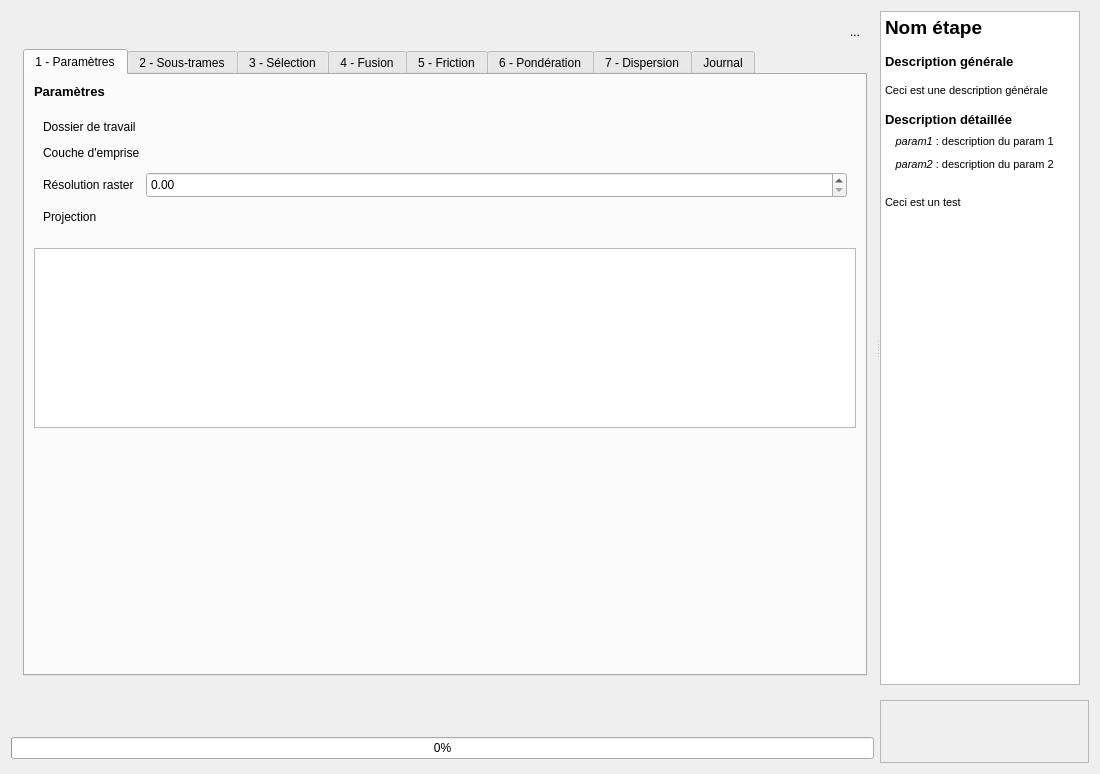
This is BioDispersal_dialog_base.ui in MathieuChailloux/BioDispersal as Qt 5 draws it before an edit. The edited form follows.
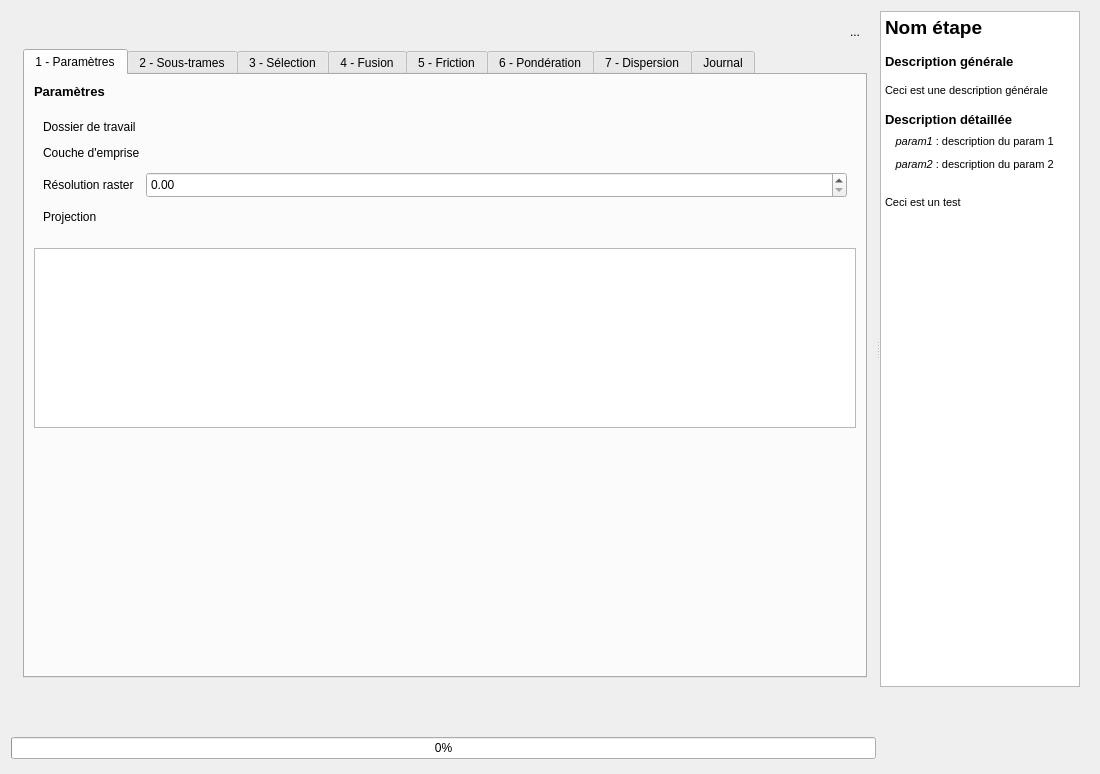
This is the edited form. Icons and pictures are not drawn. Custom widgets are drawn as their Qt base class.

Commit message: Fixing About display on Ubuntu

What changed in the file:
```diff
--- a/BioDispersal_dialog_base.ui
+++ b/BioDispersal_dialog_base.ui
@@ -76,8 +76,8 @@
            <rect>
             <x>0</x>
             <y>0</y>
-            <width>865</width>
-            <height>678</height>
+            <width>866</width>
+            <height>680</height>
            </rect>
           </property>
           <property name="sizePolicy">
@@ -4405,18 +4405,18 @@
           <string>&lt;!DOCTYPE HTML PUBLIC &quot;-//W3C//DTD HTML 4.0//EN&quot; &quot;http://www.w3.org/TR/REC-html40/strict.dtd&quot;&gt;
 &lt;html&gt;&lt;head&gt;&lt;meta name=&quot;qrichtext&quot; content=&quot;1&quot; /&gt;&lt;style type=&quot;text/css&quot;&gt;
 p, li { white-space: pre-wrap; }
-&lt;/style&gt;&lt;/head&gt;&lt;body style=&quot; font-family:'MS Shell Dlg 2'; font-size:8.25pt; font-weight:400; font-style:normal;&quot;&gt;
-&lt;p style=&quot; margin-top:0px; margin-bottom:0px; margin-left:0px; margin-right:0px; -qt-block-indent:0; text-indent:0px;&quot;&gt;&lt;span style=&quot; font-size:14pt; font-weight:600;&quot;&gt;Nom étape&lt;/span&gt;&lt;/p&gt;
-&lt;p style=&quot;-qt-paragraph-type:empty; margin-top:0px; margin-bottom:0px; margin-left:0px; margin-right:0px; -qt-block-indent:0; text-indent:0px; font-size:10pt; font-weight:600;&quot;&gt;&lt;br /&gt;&lt;/p&gt;
-&lt;p style=&quot; margin-top:0px; margin-bottom:0px; margin-left:0px; margin-right:0px; -qt-block-indent:0; text-indent:0px;&quot;&gt;&lt;span style=&quot; font-size:10pt; font-weight:600;&quot;&gt;Description générale&lt;/span&gt;&lt;/p&gt;
-&lt;p style=&quot;-qt-paragraph-type:empty; margin-top:0px; margin-bottom:0px; margin-left:0px; margin-right:0px; -qt-block-indent:0; text-indent:0px; font-size:10pt; font-weight:600;&quot;&gt;&lt;br /&gt;&lt;/p&gt;
-&lt;p style=&quot; margin-top:0px; margin-bottom:0px; margin-left:0px; margin-right:0px; -qt-block-indent:0; text-indent:0px;&quot;&gt;&lt;span style=&quot; font-size:8pt;&quot;&gt;Ceci est une description générale&lt;/span&gt;&lt;/p&gt;
-&lt;p style=&quot;-qt-paragraph-type:empty; margin-top:0px; margin-bottom:0px; margin-left:0px; margin-right:0px; -qt-block-indent:0; text-indent:0px; font-size:10pt; font-weight:600;&quot;&gt;&lt;br /&gt;&lt;/p&gt;
-&lt;p style=&quot; margin-top:0px; margin-bottom:0px; margin-left:0px; margin-right:0px; -qt-block-indent:0; text-indent:0px;&quot;&gt;&lt;span style=&quot; font-size:10pt; font-weight:600;&quot;&gt;Description détaillée&lt;/span&gt;&lt;/p&gt;
-&lt;p style=&quot; margin-top:0px; margin-bottom:0px; margin-left:0px; margin-right:0px; -qt-block-indent:0; text-indent:0px;&quot;&gt;&lt;span style=&quot; font-size:14pt; font-weight:600;&quot;&gt;  &lt;/span&gt;&lt;span style=&quot; font-size:8pt; font-style:italic;&quot;&gt;param1&lt;/span&gt;&lt;span style=&quot; font-size:8pt;&quot;&gt; : description du param 1&lt;/span&gt;&lt;/p&gt;
-&lt;p style=&quot; margin-top:0px; margin-bottom:0px; margin-left:0px; margin-right:0px; -qt-block-indent:0; text-indent:0px;&quot;&gt;&lt;span style=&quot; font-size:14pt; font-weight:600;&quot;&gt;  &lt;/span&gt;&lt;span style=&quot; font-size:8pt; font-style:italic;&quot;&gt;param2&lt;/span&gt;&lt;span style=&quot; font-size:8pt;&quot;&gt; : description du param 2&lt;/span&gt;&lt;/p&gt;
-&lt;p style=&quot;-qt-paragraph-type:empty; margin-top:0px; margin-bottom:0px; margin-left:0px; margin-right:0px; -qt-block-indent:0; text-indent:0px; font-size:14pt; font-weight:600;&quot;&gt;&lt;br /&gt;&lt;/p&gt;
-&lt;p style=&quot; margin-top:0px; margin-bottom:0px; margin-left:0px; margin-right:0px; -qt-block-indent:0; text-indent:0px;&quot;&gt;&lt;span style=&quot; font-size:8pt;&quot;&gt;Ceci est un test&lt;/span&gt;&lt;/p&gt;&lt;/body&gt;&lt;/html&gt;</string>
+&lt;/style&gt;&lt;/head&gt;&lt;body style=&quot; font-family:'Ubuntu'; font-size:11pt; font-weight:400; font-style:normal;&quot;&gt;
+&lt;p style=&quot; margin-top:0px; margin-bottom:0px; margin-left:0px; margin-right:0px; -qt-block-indent:0; text-indent:0px;&quot;&gt;&lt;span style=&quot; font-family:'MS Shell Dlg 2'; font-size:14pt; font-weight:600;&quot;&gt;Nom étape&lt;/span&gt;&lt;/p&gt;
+&lt;p style=&quot;-qt-paragraph-type:empty; margin-top:0px; margin-bottom:0px; margin-left:0px; margin-right:0px; -qt-block-indent:0; text-indent:0px; font-family:'MS Shell Dlg 2'; font-size:10pt; font-weight:600;&quot;&gt;&lt;br /&gt;&lt;/p&gt;
+&lt;p style=&quot; margin-top:0px; margin-bottom:0px; margin-left:0px; margin-right:0px; -qt-block-indent:0; text-indent:0px;&quot;&gt;&lt;span style=&quot; font-family:'MS Shell Dlg 2'; font-size:10pt; font-weight:600;&quot;&gt;Description générale&lt;/span&gt;&lt;/p&gt;
+&lt;p style=&quot;-qt-paragraph-type:empty; margin-top:0px; margin-bottom:0px; margin-left:0px; margin-right:0px; -qt-block-indent:0; text-indent:0px; font-family:'MS Shell Dlg 2'; font-size:10pt; font-weight:600;&quot;&gt;&lt;br /&gt;&lt;/p&gt;
+&lt;p style=&quot; margin-top:0px; margin-bottom:0px; margin-left:0px; margin-right:0px; -qt-block-indent:0; text-indent:0px;&quot;&gt;&lt;span style=&quot; font-family:'MS Shell Dlg 2'; font-size:8pt;&quot;&gt;Ceci est une description générale&lt;/span&gt;&lt;/p&gt;
+&lt;p style=&quot;-qt-paragraph-type:empty; margin-top:0px; margin-bottom:0px; margin-left:0px; margin-right:0px; -qt-block-indent:0; text-indent:0px; font-family:'MS Shell Dlg 2'; font-size:10pt; font-weight:600;&quot;&gt;&lt;br /&gt;&lt;/p&gt;
+&lt;p style=&quot; margin-top:0px; margin-bottom:0px; margin-left:0px; margin-right:0px; -qt-block-indent:0; text-indent:0px;&quot;&gt;&lt;span style=&quot; font-family:'MS Shell Dlg 2'; font-size:10pt; font-weight:600;&quot;&gt;Description détaillée&lt;/span&gt;&lt;/p&gt;
+&lt;p style=&quot; margin-top:0px; margin-bottom:0px; margin-left:0px; margin-right:0px; -qt-block-indent:0; text-indent:0px;&quot;&gt;&lt;span style=&quot; font-family:'MS Shell Dlg 2'; font-size:14pt; font-weight:600;&quot;&gt;  &lt;/span&gt;&lt;span style=&quot; font-family:'MS Shell Dlg 2'; font-size:8pt; font-style:italic;&quot;&gt;param1&lt;/span&gt;&lt;span style=&quot; font-family:'MS Shell Dlg 2'; font-size:8pt;&quot;&gt; : description du param 1&lt;/span&gt;&lt;/p&gt;
+&lt;p style=&quot; margin-top:0px; margin-bottom:0px; margin-left:0px; margin-right:0px; -qt-block-indent:0; text-indent:0px;&quot;&gt;&lt;span style=&quot; font-family:'MS Shell Dlg 2'; font-size:14pt; font-weight:600;&quot;&gt;  &lt;/span&gt;&lt;span style=&quot; font-family:'MS Shell Dlg 2'; font-size:8pt; font-style:italic;&quot;&gt;param2&lt;/span&gt;&lt;span style=&quot; font-family:'MS Shell Dlg 2'; font-size:8pt;&quot;&gt; : description du param 2&lt;/span&gt;&lt;/p&gt;
+&lt;p style=&quot;-qt-paragraph-type:empty; margin-top:0px; margin-bottom:0px; margin-left:0px; margin-right:0px; -qt-block-indent:0; text-indent:0px; font-family:'MS Shell Dlg 2'; font-size:14pt; font-weight:600;&quot;&gt;&lt;br /&gt;&lt;/p&gt;
+&lt;p style=&quot; margin-top:0px; margin-bottom:0px; margin-left:0px; margin-right:0px; -qt-block-indent:0; text-indent:0px;&quot;&gt;&lt;span style=&quot; font-family:'MS Shell Dlg 2'; font-size:8pt;&quot;&gt;Ceci est un test&lt;/span&gt;&lt;/p&gt;&lt;/body&gt;&lt;/html&gt;</string>
          </property>
          <property name="openLinks">
           <bool>false</bool>
@@ -4443,7 +4443,7 @@
    <item row="1" column="1" rowspan="2">
     <widget class="QFrame" name="frame_10">
      <property name="frameShape">
-      <enum>QFrame::StyledPanel</enum>
+      <enum>QFrame::NoFrame</enum>
      </property>
      <property name="frameShadow">
       <enum>QFrame::Raised</enum>
```
The commit also changes 3 other files.
